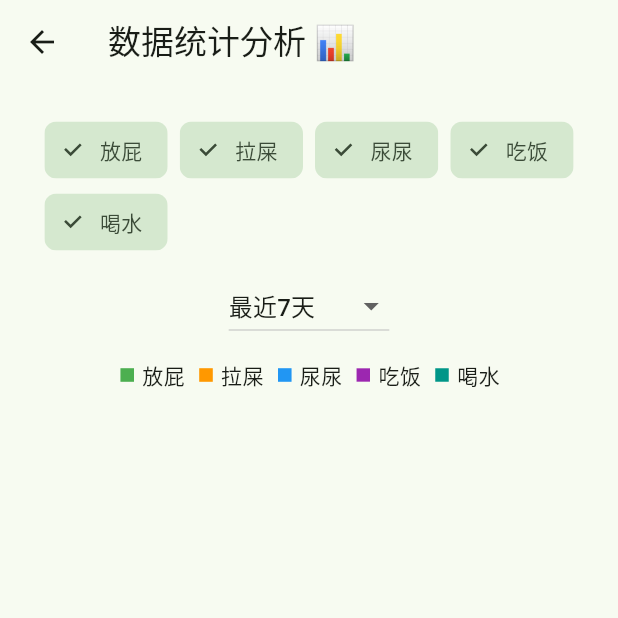
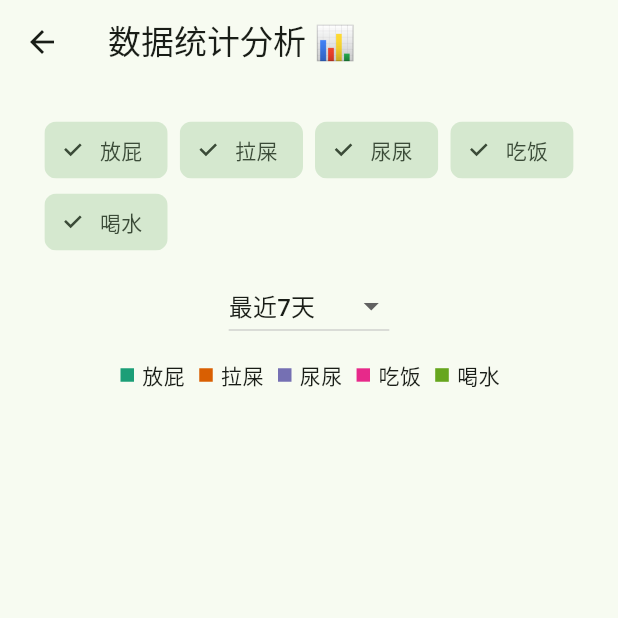
Before and after one commit to guozc12/gas_track, a Flutter app: the AdvancedFartChartPage screen opened directly, on a phone screen of 412 x 824 dp, the top half of it. Run offline on Flutter 3.47's test engine with Material 3 defaults, Android fonts, the phone set to English and light mode, and no system bars; our stand-ins replace cloud_firestore, firebase_auth, firebase_core, fl_chart, google_sign_in; accounts and stored records are empty.

Commit message:
update functions

```diff
--- a/lib/advanced_fart_chart_page.dart
+++ b/lib/advanced_fart_chart_page.dart
@@ -12,16 +12,16 @@ class AdvancedFartChartPage extends StatefulWidget {
 }
 
 class _AdvancedFartChartPageState extends State<AdvancedFartChartPage> {
-
   String selectedPeriod = 'day';
   Set<String> selectedTypes = {'fart', 'poop', 'pee', 'meal', 'drink'};
 
   List<String> getDateLabels(DateTime now) {
+    final alignedNow = DateTime(now.year, now.month, now.day, now.hour);
     switch (selectedPeriod) {
       case 'minute':
         return List.generate(10, (i) => DateFormat('HH:mm').format(now.subtract(Duration(minutes: 9 - i))));
       case 'hour':
-        return List.generate(12, (i) => DateFormat('HH:00').format(now.subtract(Duration(hours: 11 - i))));
+        return List.generate(24, (i) => DateFormat('yyyy-MM-dd HH:00').format(alignedNow.subtract(Duration(hours: 23 - i))));
       case 'day':
         return List.generate(7, (i) => DateFormat('MM-dd').format(now.subtract(Duration(days: 6 - i))));
       case 'week':
@@ -45,11 +45,11 @@ class _AdvancedFartChartPageState extends State<AdvancedFartChartPage> {
   };
 
   final typeColors = {
-    'fart': Colors.green,
-    'poop': Colors.orange,
-    'pee': Colors.blue,
-    'meal': Colors.purple,
-    'drink': Colors.teal
+    'fart': Color(0xFF1B9E77),   // colorblind-friendly
+    'poop': Color(0xFFD95F02),   // colorblind-friendly
+    'pee': Color(0xFF7570B3),    // colorblind-friendly
+    'meal': Color(0xFFE7298A),   // colorblind-friendly
+    'drink': Color(0xFF66A61E)   // colorblind-friendly
   };
 
   @override
@@ -92,7 +92,7 @@ class _AdvancedFartChartPageState extends State<AdvancedFartChartPage> {
             onChanged: (value) => setState(() => selectedPeriod = value ?? 'day'),
             items: const [
               DropdownMenuItem(value: 'minute', child: Text('最近10分钟')),
-              DropdownMenuItem(value: 'hour', child: Text('最近12小时')),
+              DropdownMenuItem(value: 'hour', child: Text('最近24小时')),
               DropdownMenuItem(value: 'day', child: Text('最近7天')),
               DropdownMenuItem(value: 'week', child: Text('最近4周')),
               DropdownMenuItem(value: 'month', child: Text('最近6个月')),
@@ -146,7 +146,8 @@ class _AdvancedFartChartPageState extends State<AdvancedFartChartPage> {
                       label = DateFormat('HH:mm').format(timestamp);
                       break;
                     case 'hour':
-                      label = DateFormat('HH:00').format(timestamp);
+                      final aligned = DateTime(timestamp.year, timestamp.month, timestamp.day, timestamp.hour);
+                      label = DateFormat('yyyy-MM-dd HH:00').format(aligned);
                       break;
                     case 'day':
                       label = DateFormat('MM-dd').format(timestamp);
@@ -168,7 +169,6 @@ class _AdvancedFartChartPageState extends State<AdvancedFartChartPage> {
                   typeTimestamps[data['type']]!.add(timestamp);
                 }
 
-                // Example: compute stats per type
                 final Map<String, Map<String, dynamic>> summaryStats = {};
                 for (var type in selectedTypes) {
                   final times = typeTimestamps[type]!..sort();
```
Also changed, not shown: lib/fart_insight_page.dart (+13 -0 lines).
